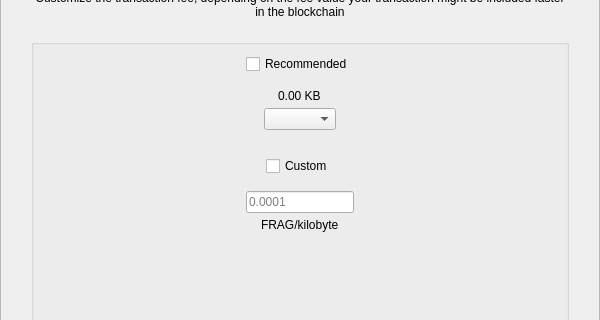
First picture: the form in src/qt/gamefrag/forms/sendcustomfeedialog.ui, repository Game-Frag/game-frag-coin, before the edit; both pictures show x 0 to 600 and y 90 to 410 of the 600 by 550 pixel window.
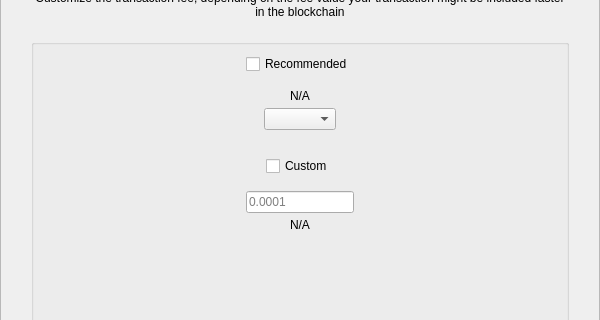
Second picture: the form after the edit.

The edit to the form file:
```diff
--- a/src/qt/gamefrag/forms/sendcustomfeedialog.ui
+++ b/src/qt/gamefrag/forms/sendcustomfeedialog.ui
@@ -224,7 +224,7 @@
            <item alignment="Qt::AlignHCenter">
             <widget class="QLabel" name="labelFee">
              <property name="text">
-              <string>0.00 KB</string>
+              <string notr="true">N/A</string>
              </property>
             </widget>
            </item>
@@ -287,7 +287,7 @@
            <item alignment="Qt::AlignHCenter">
             <widget class="QLabel" name="labelCustomFee">
              <property name="text">
-              <string>FRAG/kilobyte</string>
+              <string notr="true">N/A</string>
              </property>
             </widget>
            </item>
```
Left out of the diff: 2 changed lines with no effect on the pictures.
